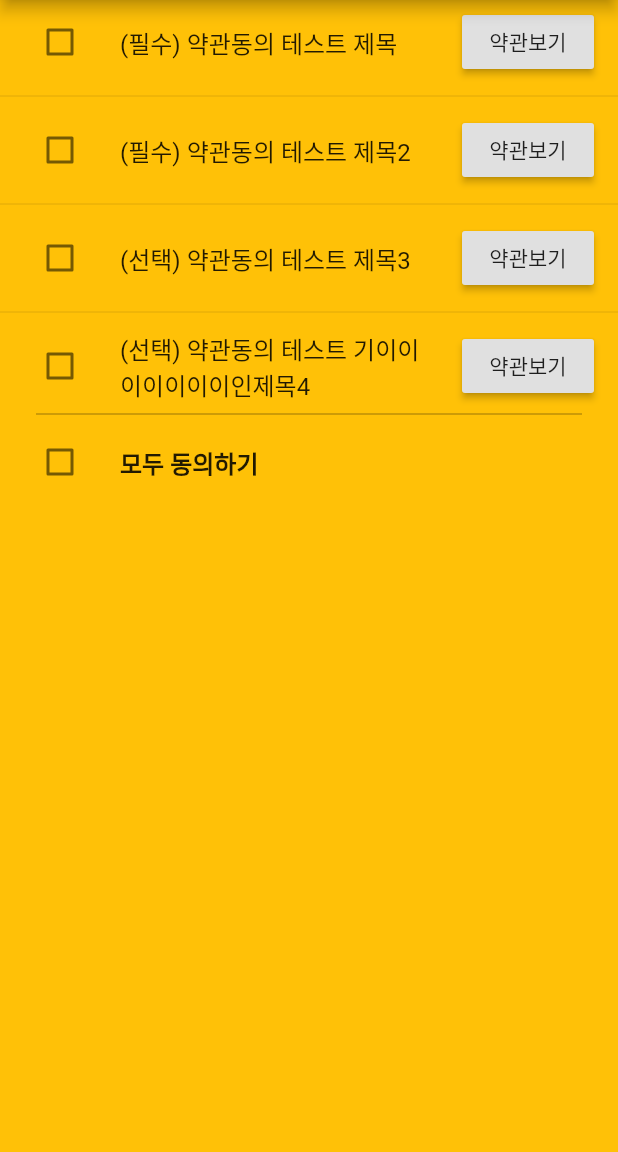
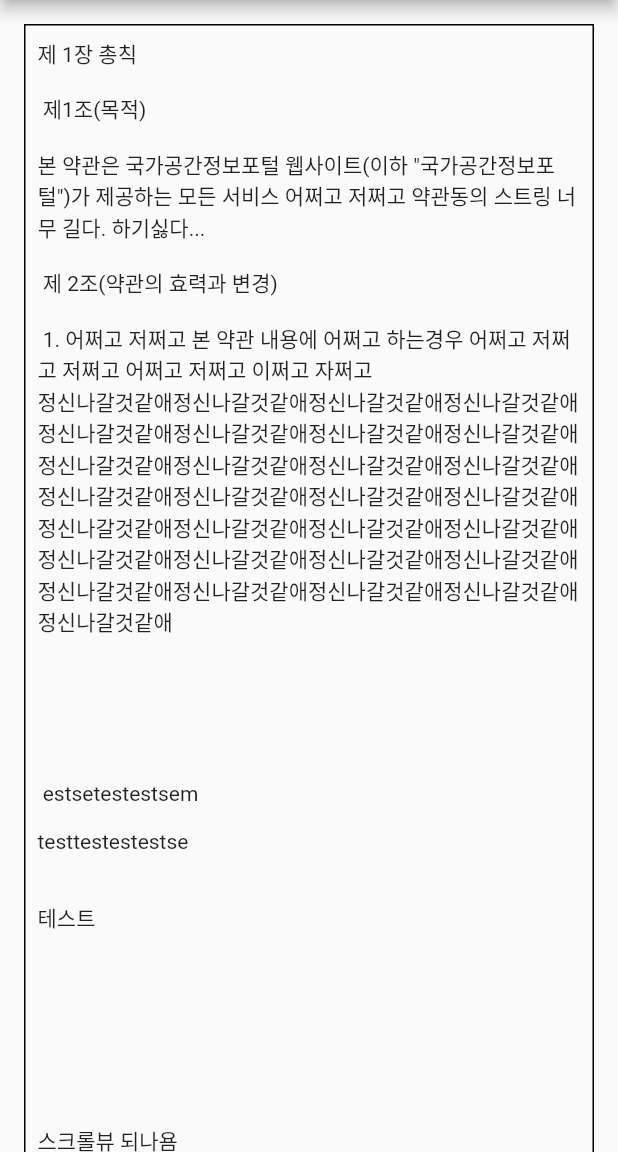
Before and after one commit to oaojjj/anony-chat, a Flutter app: the TermsOfUsePage screen opened directly, after a tap on "약관보기", on a phone screen of 412 x 824 dp, the part 84-1236 px from its top. Run offline on Flutter 3.47's test engine with Material 2 defaults, Android fonts, the phone set to English and light mode, and no system bars.

Commit message:
feat: 약관동의 페이지 동적 생성 api + 약관내용 ui

```diff
--- a/lib/api/TermsDataAPI.dart
+++ /dev/null
@@ -1,55 +0,0 @@
-import 'dart:ui';
-
-import 'package:anony_chat/model/TermsData.dart';
-import 'package:flutter/material.dart';
-
-class TermsDataAPI {
-  List<TermsData> mItems;
-  State mWidget;
-  bool allAgree = false;
-
-  TermsDataAPI(this.mItems, this.mWidget);
-
-  ListTile createTerms(int index) {
-    if (index == mItems.length) return createFooter();
-
-    String title;
-    if (mItems[index].required)
-      title = '(필수) ' + mItems[index].title;
-    else
-      title = '(선택) ' + mItems[index].title;
-    return ListTile(
-      leading: Checkbox(
-        value: mItems[index].isChecked,
-        onChanged: (value) {
-          mWidget.setState(() {
-            mItems[index].isChecked = value;
-          });
-        },
-      ),
-      title: Text(title),
-      trailing: RaisedButton(
-          child: Text("약관보기"),
-          onPressed: () {
-            // TODO 약관보기 페이지 만들기
-          }),
-    );
-  }
-
-  ListTile createFooter() {
-    return ListTile(
-      leading: Checkbox(
-        value: allAgree,
-        onChanged: (value) {
-          mWidget.setState(() {
-            allAgree = value;
-          });
-        },
-      ),
-      title: Text(
-        "모두 동의하기",
-        style: TextStyle(fontWeight: FontWeight.bold),
-      ),
-    );
-  }
-}
--- /dev/null
+++ b/lib/api/terms_api.dart
@@ -0,0 +1,38 @@
+import 'package:anony_chat/model/terms_data.dart';
+
+class TermsDataAPI {
+  List<TermsData> _mItems;
+  bool allAgree;
+
+  TermsDataAPI({List<TermsData> items}) {
+    _mItems = items;
+    allAgree = false;
+  }
+
+  List<TermsData> get mItems => _mItems;
+
+  set mItems(List<TermsData> value) {
+    _mItems = value;
+  }
+
+  onCheck(int index, bool b) {
+    _mItems[index].isChecked = b;
+  }
+
+  onAllAgreeCheckBox(bool b) {
+    allAgree = b;
+    _mItems.forEach((element) {
+      element.isChecked = b;
+    });
+  }
+
+  bool isRequiredChecked() {
+    if (allAgree) return true;
+    for (final item in _mItems) {
+      if (item.required && !item.isChecked) {
+        return false;
+      }
+    }
+    return true;
+  }
+}
--- a/lib/main.dart
+++ b/lib/main.dart
@@ -1,6 +1,6 @@
 import 'package:flutter/material.dart';
 
-import 'ui/widget/IntroPage.dart';
+import 'ui/widget/intro_page.dart';
 
 void main() => runApp(AnonymousChat());
 
--- a/lib/ui/widget/TermsOfUsePage.dart
+++ /dev/null
@@ -1,50 +0,0 @@
-import 'package:anony_chat/api/TermsDataAPI.dart';
-import 'package:anony_chat/model/TermsData.dart';
-import 'package:flutter/material.dart';
-
-// 이용약관 동의 페이지
-class TermsOfUsePage extends StatefulWidget {
-  @override
-  _TermsOfUsePageState createState() => _TermsOfUsePageState();
-}
-
-class _TermsOfUsePageState extends State<TermsOfUsePage> {
-  TermsDataAPI _termsDataAPI;
-  List<TermsData> items = [
-    TermsData(true, false, '약관동의 테스트 제목', '약관동의 테스트 내용'),
-    TermsData(true, false, '약관동의 테스트 제목2', '약관동의 테스트 내용2'),
-    TermsData(false, false, '약관동의 테스트 제목3', '약관동의 테스트 내용3'),
-    TermsData(false, false, '약관동의 테스트 기이이이이이이이인제목4', '약관동의 테스트 내용4'),
-  ];
-
-  @override
-  Widget build(BuildContext context) {
-    _termsDataAPI = TermsDataAPI(items, this);
-    return Scaffold(
-      appBar: AppBar(
-        centerTitle: true,
-        title: Text('이용약관'),
-      ),
-      backgroundColor: Colors.amber,
-      body: ListView.separated(
-        // shrinkWrap: true, 얘가 뭔지는 모르겠는데 넣으면 center 가능
-        itemCount: items.length + 1,
-        itemBuilder: (context, index) {
-          return _termsDataAPI.createTerms(index);
-        },
-        separatorBuilder: (context, index) {
-          if (index == items.length - 1)
-            return Divider(
-              height: 8.0,
-              endIndent: 24.0,
-              indent: 24.0,
-              color: Colors.black26,
-              thickness: 1.0,
-            );
-          else
-            return Divider();
-        },
-      ),
-    );
-  }
-}
--- a/lib/ui/widget/IntroPage.dart
+++ b/lib/ui/widget/intro_page.dart
@@ -1,6 +1,6 @@
 import 'package:flutter/material.dart';
 
-import 'TermsOfUsePage.dart';
+import 'terms_of_use_page.dart';
 
 class IntroPage extends StatelessWidget {
   @override
@@ -18,7 +18,9 @@ class IntroPage extends StatelessWidget {
             SizedBox(
               height: 40.0,
             ),
-            RaisedButton(
+            ButtonTheme(
+              buttonColor: Colors.amberAccent[200],
+              child: RaisedButton(
                   child: Text(
                     '시작하기',
                     style: TextStyle(fontSize: 32),
@@ -28,7 +30,8 @@ class IntroPage extends StatelessWidget {
                         context,
                         MaterialPageRoute(
                             builder: (context) => TermsOfUsePage()));
-                })
+                  }),
+            )
           ],
         ),
       ),
--- /dev/null
+++ b/lib/ui/widget/terms_content_page.dart
@@ -0,0 +1,27 @@
+import 'package:flutter/cupertino.dart';
+import 'package:flutter/material.dart';
+
+class TermsContentPage extends StatelessWidget {
+  String mContent;
+
+  TermsContentPage(this.mContent);
+
+  @override
+  Widget build(BuildContext context) {
+    return Scaffold(
+      appBar: AppBar(
+        centerTitle: true,
+        title: Text('이용약관'),
+        backgroundColor: Colors.amber,
+      ),
+      body: SingleChildScrollView(
+        child: Container(
+          decoration: BoxDecoration(border: Border.all(color: Colors.black)),
+          padding: EdgeInsets.all(8.0),
+          margin: EdgeInsets.all(16.0),
+          child: Text(mContent),
+        ),
+      ),
+    );
+  }
+}
--- /dev/null
+++ b/lib/ui/widget/terms_of_use_page.dart
@@ -0,0 +1,123 @@
+import 'package:anony_chat/api/terms_api.dart';
+import 'package:anony_chat/model/terms_data.dart';
+import 'package:anony_chat/ui/widget/terms_content_page.dart';
+import 'package:flutter/material.dart';
+
+// 이용약관 동의 페이지
+class TermsOfUsePage extends StatefulWidget {
+  @override
+  _TermsOfUsePageState createState() => _TermsOfUsePageState();
+}
+
+class _TermsOfUsePageState extends State<TermsOfUsePage> {
+  TermsDataAPI _termsDataAPI;
+
+  bool _allAgree = false;
+  List<TermsData> items = [
+    TermsData(true, false, '약관동의 테스트 제목',
+        '제 1장 총칙\n\n 제1조(목적)\n\n본 약관은 국가공간정보포털 웹사이트(이하 \"국가공간정보포털\")가 제공하는 모든 서비스 어쩌고 저쩌고 약관동의 스트링 너무 길다. 하기싫다...\n\n 제 2조(약관의 효력과 변경)\n\n 1. 어쩌고 저쩌고 본 약관 내용에 어쩌고 하는경우 어쩌고 저쩌고 저쩌고 어쩌고 저쩌고 이쩌고 자쩌고\n정신나갈것같애정신나갈것같애정신나갈것같애정신나갈것같애정신나갈것같애정신나갈것같애정신나갈것같애정신나갈것같애정신나갈것같애정신나갈것같애정신나갈것같애정신나갈것같애정신나갈것같애정신나갈것같애정신나갈것같애정신나갈것같애정신나갈것같애정신나갈것같애정신나갈것같애정신나갈것같애정신나갈것같애정신나갈것같애정신나갈것같애정신나갈것같애정신나갈것같애정신나갈것같애정신나갈것같애정신나갈것같애정신나갈것같애\n\n\n\n\n\n\n\testsetestestsem\n\ntesttestestestse\n\n\n\테스트\n\n\n\n\n\n\n\n\n\스크롤뷰 되나욤'),
+    TermsData(true, false, '약관동의 테스트 제목2', '약관동의 테스트 내용2'),
+    TermsData(false, false, '약관동의 테스트 제목3', '약관동의 테스트 내용3'),
+    TermsData(false, false, '약관동의 테스트 기이이이이이이이인제목4', '약관동의 테스트 내용4'),
+  ];
+
+  @override
+  Widget build(BuildContext context) {
+    _termsDataAPI = TermsDataAPI(items: items);
+    return Scaffold(
+      appBar: AppBar(
+        centerTitle: true,
+        title: Text('이용약관'),
+      ),
+      backgroundColor: Colors.amber,
+      body: Column(
+        children: [
+          Expanded(
+            child: ListView.separated(
+              itemCount: _termsDataAPI.mItems.length + 1,
+              itemBuilder: (context, index) {
+                return createTerms(index);
+              },
+              separatorBuilder: (context, index) {
+                if (index == _termsDataAPI.mItems.length - 1)
+                  return Divider(
+                    height: 8.0,
+                    endIndent: 24.0,
+                    indent: 24.0,
+                    color: Colors.black26,
+                    thickness: 1.0,
+                  );
+                else
+                  return Divider();
+              },
+            ),
+          ),
+          ButtonTheme(
+            minWidth: 160.0,
+            buttonColor: Colors.amberAccent[200],
+            child: RaisedButton(
+                child: Text('확인'),
+                onPressed: _termsDataAPI.isRequiredChecked()
+                    ? () => {
+                          //TODO 회원가입 페이지 만들기
+                        }
+                    : null),
+          ),
+          SizedBox(height: 16.0)
+        ],
+      ),
+    );
+  }
+
+  ListTile createTerms(int index) {
+    if (index == _termsDataAPI.mItems.length) return createFooter();
+
+    String title;
+    if (_termsDataAPI.mItems[index].required)
+      title = '(필수) ' + _termsDataAPI.mItems[index].title;
+    else
+      title = '(선택) ' + _termsDataAPI.mItems[index].title;
+
+    return ListTile(
+      leading: Checkbox(
+        value: _termsDataAPI.mItems[index].isChecked,
+        onChanged: (value) {
+          setState(() {
+            _termsDataAPI.onCheck(index, value);
+          });
+        },
+      ),
+      title: Text(title),
+      trailing: ButtonTheme(
+        buttonColor: Colors.amberAccent[200],
+        child: RaisedButton(
+            child: Text("약관보기"),
+            onPressed: () {
+              Navigator.push(
+                  context,
+                  MaterialPageRoute(
+                      builder: (context) => TermsContentPage(
+                          _termsDataAPI.mItems[index].content)));
+            }),
+      ),
+    );
+  }
+
+  ListTile createFooter() {
+    return ListTile(
+      leading: Checkbox(
+        value: _allAgree,
+        onChanged: (value) {
+          setState(() {
+            _allAgree = value;
+            _termsDataAPI.onAllAgreeCheckBox(value);
+          });
+        },
+      ),
+      title: Text(
+        "모두 동의하기",
+        style: TextStyle(fontWeight: FontWeight.bold),
+      ),
+    );
+  }
+}
```
Also changed, not shown: lib/model/terms_data.dart (renamed from lib/model/TermsData.dart). Lines whose indentation alone changed are shown as unchanged.
